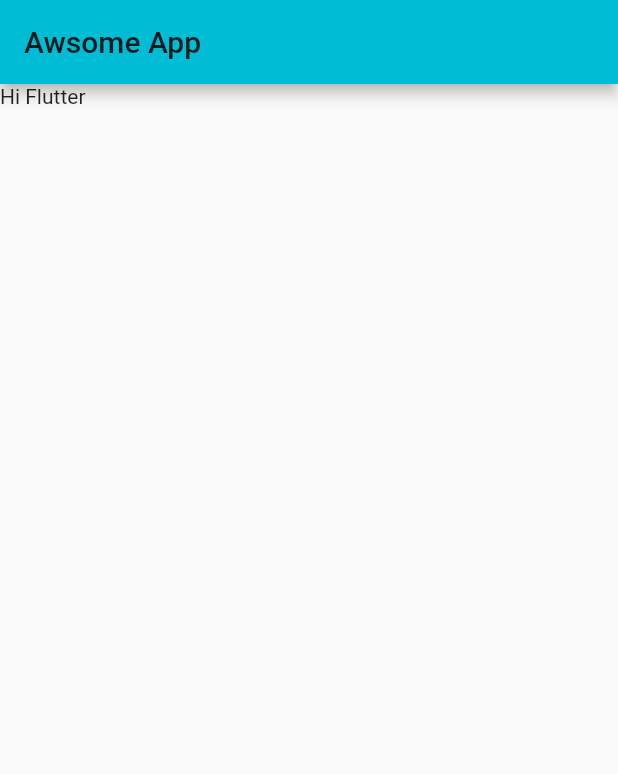
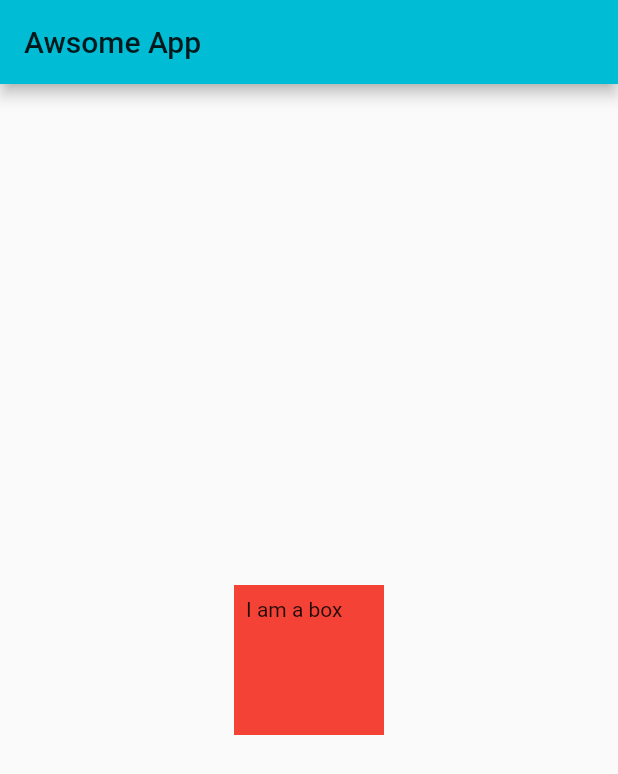
Before and after one commit to kikusourabh/awsome_app, a Flutter app: the screen it shows after launch, on a phone screen of 412 x 824 dp. Shown: the top 774 px of the screen. Run offline on Flutter 3.47's test engine with Material 2 defaults, Android fonts, the phone set to English and light mode, and no system bars.

Commit message:
ch-2 starting

```diff
--- a/lib/main.dart
+++ b/lib/main.dart
@@ -16,8 +16,14 @@ class HomePage extends StatelessWidget {
       appBar: AppBar(
         title: Text("Awsome App"),
       ),
-      body: Container(
-        child: Text("Hi Flutter"),
+      body: Center(
+        child: Container(
+          padding: const EdgeInsets.all(8),
+          color: Colors.red,
+          width: 100,
+          height: 100,
+          child: Text('I am a box'),
+        ),
       ),
     );
   }
```
Also changed, not shown: 1 other file.
